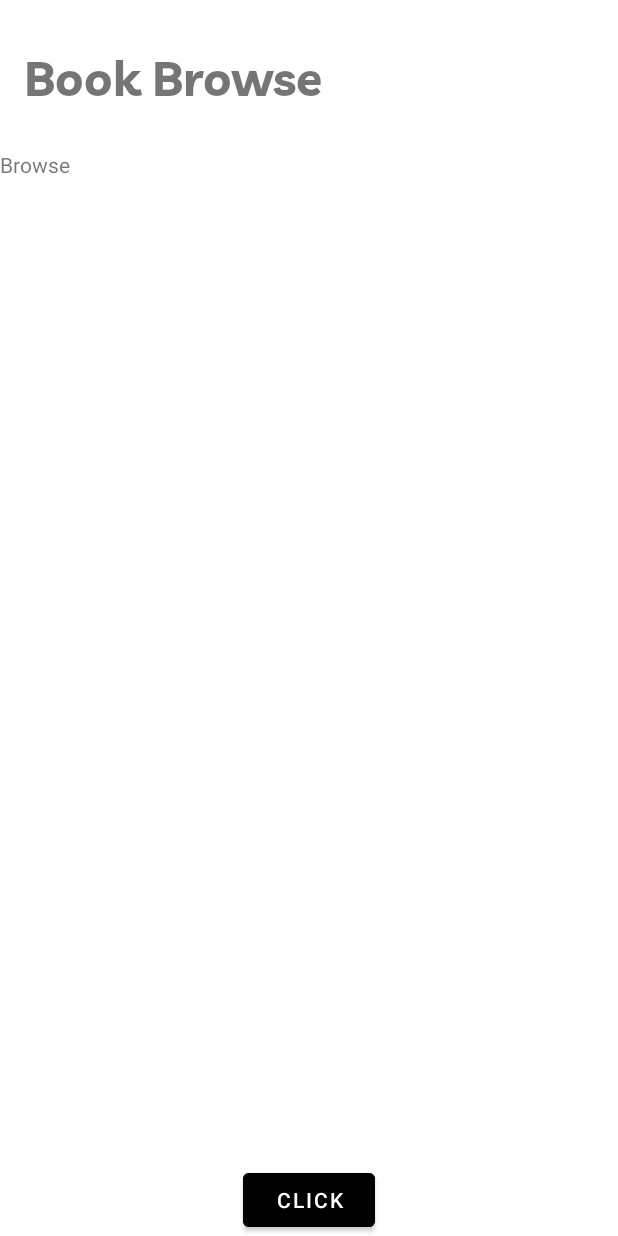
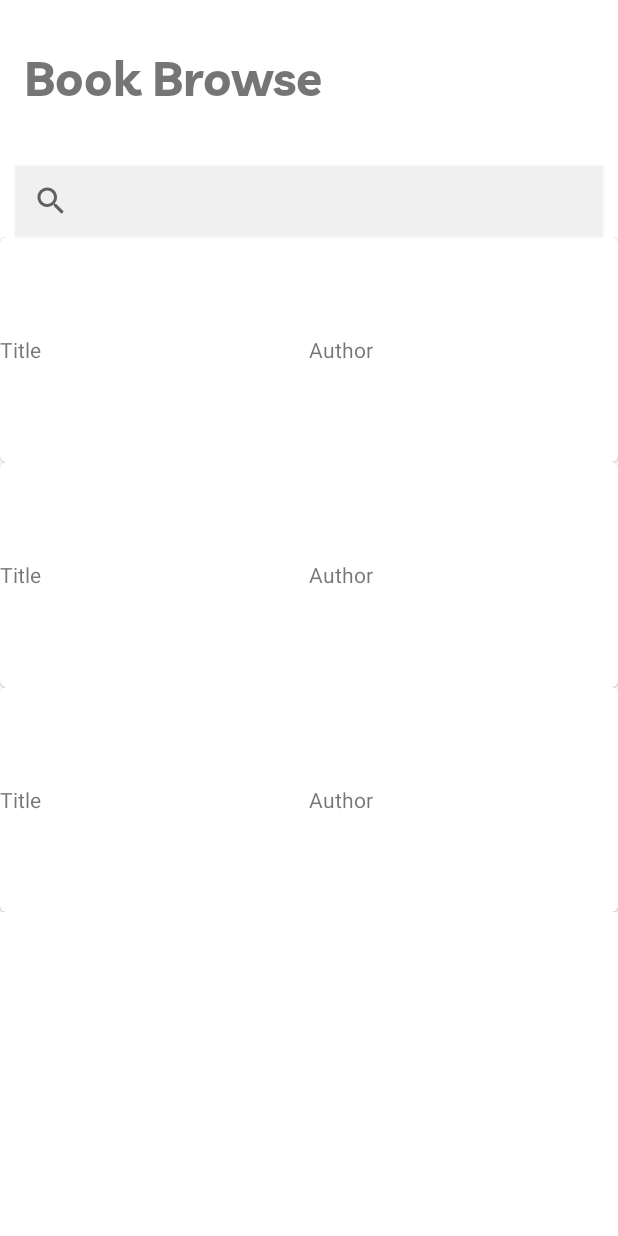
Before and after one commit to dariadobsai/book-browse, an Android app: the layout fragment_browse.xml on its own in the app's theme, with its tools: preview values and no code run, on a phone screen of 412 x 824 dp. Run offline under Robolectric (Android 15) with nearby library versions, the phone set to English and light mode, and no system bars.

Commit message:
add base for recycle view

```diff
--- /dev/null
+++ b/app/src/main/java/hu/dobszai/bookbrowse/models/Book.kt
@@ -0,0 +1,4 @@
+package hu.dobszai.bookbrowse.models
+
+class Book {
+}
--- a/app/src/main/java/hu/dobszai/bookbrowse/ui/BrowseFragment.kt
+++ b/app/src/main/java/hu/dobszai/bookbrowse/ui/BrowseFragment.kt
@@ -23,10 +23,6 @@ class BrowseFragment : Fragment() {
 
 
         binding = FragmentBrowseBinding.inflate(inflater)
-
-        binding.open.setOnClickListener {
-            it.findNavController().navigate(R.id.detailsFragment)
-        }
 
         setHasOptionsMenu(true)
 
--- a/app/src/main/res/layout/fragment_browse.xml
+++ b/app/src/main/res/layout/fragment_browse.xml
@@ -1,50 +1,55 @@
 <?xml version="1.0" encoding="utf-8"?>
 <layout xmlns:android="http://schemas.android.com/apk/res/android"
-    xmlns:tools="http://schemas.android.com/tools"
-    xmlns:app="http://schemas.android.com/apk/res-auto">
+    xmlns:app="http://schemas.android.com/apk/res-auto"
+    xmlns:tools="http://schemas.android.com/tools">
 
     <androidx.constraintlayout.widget.ConstraintLayout
         android:layout_width="match_parent"
         android:layout_height="match_parent"
-        tools:context=".ui.BrowseFragment"
-        android:orientation="vertical">
+        android:orientation="vertical"
+        tools:context=".ui.BrowseFragment">
+
+        <androidx.appcompat.widget.SearchView
+            android:id="@+id/search_view"
+            android:layout_width="0dp"
+            android:layout_height="wrap_content"
+            android:layout_margin="10dp"
+            android:background="#55F5F5F5"
+            android:elevation="1dp"
+            app:layout_constraintEnd_toEndOf="parent"
+            app:layout_constraintStart_toStartOf="parent"
+            app:layout_constraintTop_toBottomOf="@id/toolbar" />
 
         <androidx.appcompat.widget.Toolbar
             android:id="@+id/toolbar"
+            android:layout_width="match_parent"
+            android:layout_height="100dp"
             android:minHeight="100dp"
+            app:layout_constraintEnd_toEndOf="parent"
             app:layout_constraintStart_toStartOf="parent"
-            app:layout_constraintEnd_toEndOf="parent"
-            app:layout_constraintTop_toTopOf="parent"
-            android:layout_width="match_parent"
-            android:layout_height="100dp" >
+            app:layout_constraintTop_toTopOf="parent">
 
             <TextView
                 android:id="@+id/custom_title"
                 android:layout_width="wrap_content"
                 android:layout_height="wrap_content"
+                android:fontFamily="@font/livvic_bold"
                 android:text="Book Browse"
                 android:textSize="32sp"
-            android:textStyle="bold"
-            android:fontFamily="@font/livvic_bold"/>
+                android:textStyle="bold" />
 
         </androidx.appcompat.widget.Toolbar>
 
-        <TextView
+        <androidx.recyclerview.widget.RecyclerView
+            android:id="@+id/list_books"
             android:layout_width="match_parent"
+            android:layout_height="0dp"
+            android:clipToPadding="false"
+            app:layoutManager="androidx.recyclerview.widget.LinearLayoutManager"
+            app:layout_constraintEnd_toEndOf="parent"
+            app:layout_constraintHorizontal_bias="0.0"
             app:layout_constraintStart_toStartOf="parent"
-            app:layout_constraintEnd_toEndOf="parent"
-            app:layout_constraintTop_toBottomOf="@id/toolbar"
-            android:layout_height="wrap_content"
-            android:text="Browse" />
-
-        <Button
-            android:id="@+id/open"
-            app:layout_constraintBottom_toBottomOf="parent"
-            android:backgroundTint="@color/black"
-            app:layout_constraintStart_toStartOf="parent"
-            app:layout_constraintEnd_toEndOf="parent"
-            android:layout_width="wrap_content"
-            android:layout_height="wrap_content"
-            android:text="Click" />
+            app:layout_constraintTop_toBottomOf="@id/search_view"
+            tools:listitem="@layout/list_books" />
     </androidx.constraintlayout.widget.ConstraintLayout>
 </layout>
--- /dev/null
+++ b/app/src/main/res/layout/list_books.xml
@@ -0,0 +1,38 @@
+<?xml version="1.0" encoding="utf-8"?>
+<layout xmlns:android="http://schemas.android.com/apk/res/android"
+    xmlns:app="http://schemas.android.com/apk/res-auto">
+
+    <com.google.android.material.card.MaterialCardView
+        android:layout_width="match_parent"
+        android:layout_height="150dp">
+
+        <androidx.constraintlayout.widget.ConstraintLayout
+            android:layout_width="match_parent"
+            android:layout_height="match_parent">
+
+            <TextView
+                android:id="@+id/item_election_name"
+                android:layout_width="0dp"
+                android:layout_height="wrap_content"
+                app:layout_constraintBottom_toBottomOf="parent"
+                app:layout_constraintEnd_toStartOf="@id/item_election_time"
+                app:layout_constraintHorizontal_bias="0.0"
+                app:layout_constraintStart_toStartOf="parent"
+                app:layout_constraintTop_toTopOf="parent"
+                app:layout_constraintVertical_chainStyle="packed"
+                android:text="Title" />
+
+            <TextView
+                android:id="@+id/item_election_time"
+                android:layout_width="0dp"
+                android:layout_height="wrap_content"
+                app:layout_constraintBottom_toBottomOf="parent"
+                app:layout_constraintEnd_toEndOf="parent"
+                app:layout_constraintStart_toEndOf="@+id/item_election_name"
+                app:layout_constraintTop_toTopOf="parent"
+                app:layout_constraintVertical_chainStyle="packed"
+                android:text="Author" />
+        </androidx.constraintlayout.widget.ConstraintLayout>
+
+    </com.google.android.material.card.MaterialCardView>
+</layout>
```
Also changed, not shown: app/src/main/java/hu/dobszai/bookbrowse/adapters/BookListAdapter.kt (added, +69 -0 lines), app/src/main/java/hu/dobszai/bookbrowse/ui/FavoritesFragment.kt (line endings or trailing spaces). Lines whose indentation alone changed are shown as unchanged.
